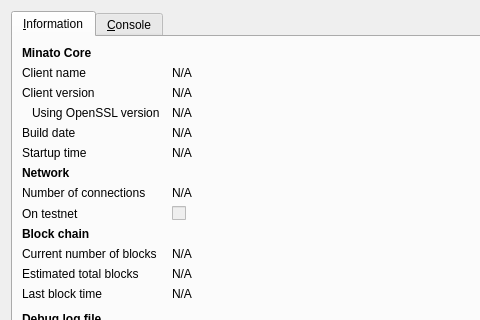
Qt form src/qt/forms/rpcconsole.ui (doscoin-project/Doscoin) before a commit; both pictures show x 0 to 480 and y 0 to 320 of the 740 by 450 pixel window.
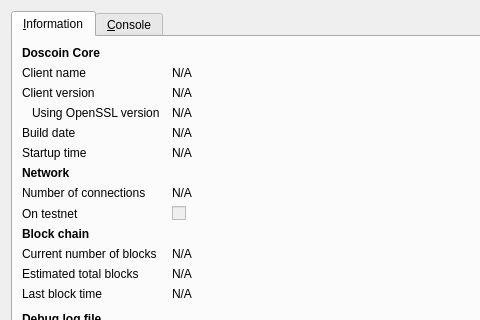
The same form after that commit. Icons and pictures are not drawn.

```diff
--- a/src/qt/forms/rpcconsole.ui
+++ b/src/qt/forms/rpcconsole.ui
@@ -36,7 +36,7 @@
           </font>
          </property>
          <property name="text">
-          <string>Minato Core</string>
+          <string>Doscoin Core</string>
          </property>
         </widget>
        </item>
```
Left out of the diff: 6 changed lines with no effect on the pictures.
